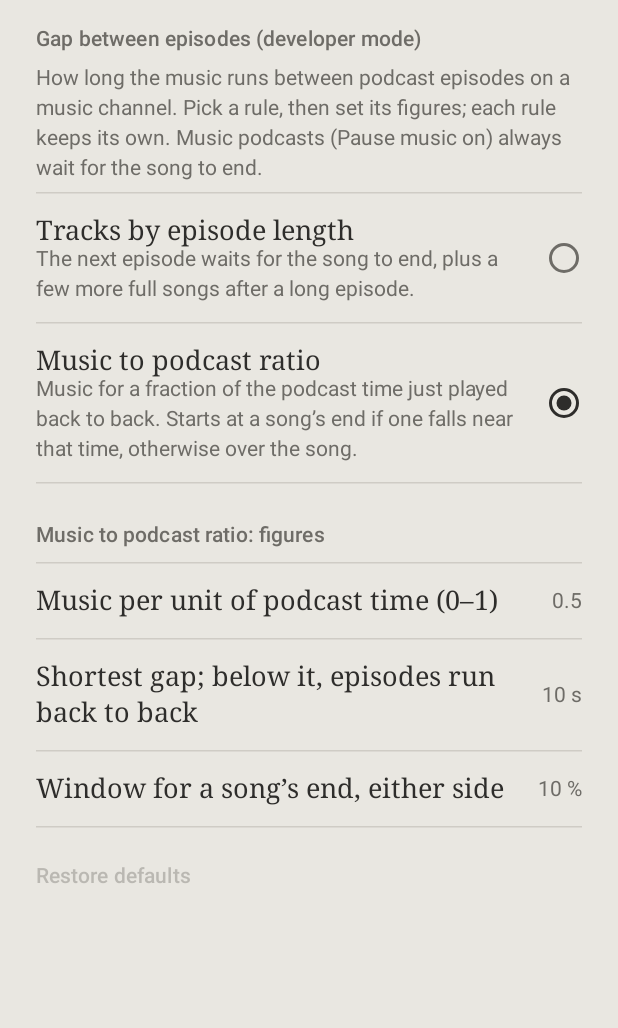
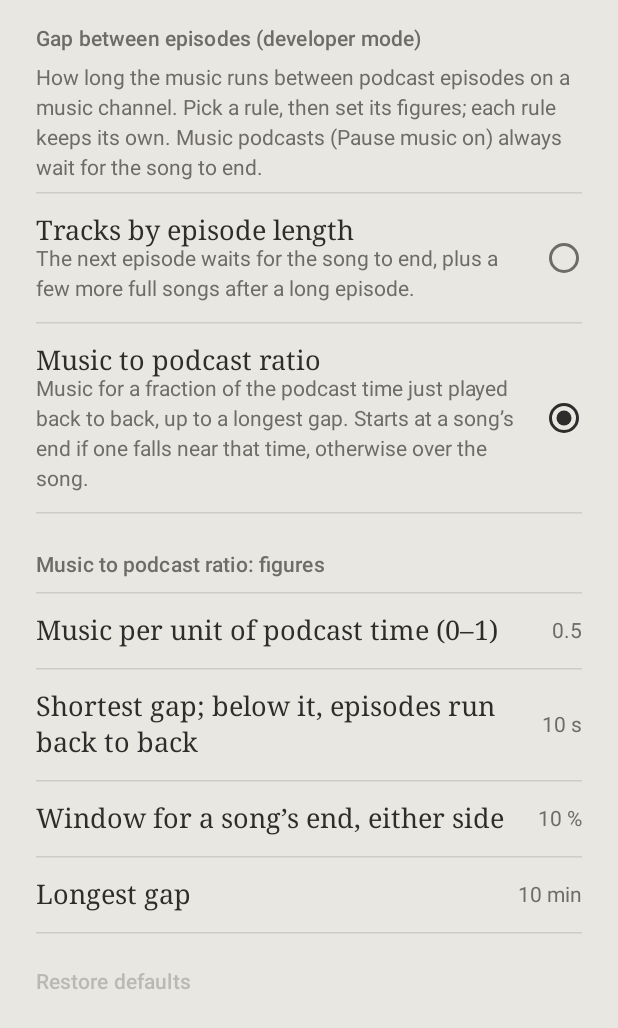
Before and after one commit to drj-chantschool/VibeRadio, an Android app built with Jetpack Compose: the @Preview function PodcastSettingsPreview, on a phone screen of 412 x 824 dp. Shown: the top 1028 px of the screen. Run offline under Robolectric (Android 15) with nearby library versions, the phone set to English and light mode, and no system bars.

Commit message:
Cap the music-to-podcast ratio gap at a max, default 10 min (#2)
Co-Authored-By: Claude Opus 5.5 <noreply@anthropic.com>
Claude-Session: https://claude.ai/code/session_01Advhwu3mezyQxFiTg9ZSbU

```diff
--- a/app/src/main/java/app/viberadio/ui/SettingsScreen.kt
+++ b/app/src/main/java/app/viberadio/ui/SettingsScreen.kt
@@ -694,6 +694,7 @@ internal object GapStrings {
         PodcastGapRule.MusicRatio.RATIO -> R.string.gap_param_ratio
         PodcastGapRule.MusicRatio.FLOOR_SECONDS -> R.string.gap_param_floor_seconds
         PodcastGapRule.MusicRatio.TOLERANCE_PERCENT -> R.string.gap_param_tolerance_percent
+        PodcastGapRule.MusicRatio.MAX_MINUTES -> R.string.gap_param_max_minutes
         else -> throw IllegalArgumentException(key)
     }
 
--- a/app/src/main/res/values/strings.xml
+++ b/app/src/main/res/values/strings.xml
@@ -127,7 +127,7 @@
     <string name="gap_rule_tracks_by_length">Tracks by episode length</string>
     <string name="gap_rule_tracks_by_length_about">The next episode waits for the song to end, plus a few more full songs after a long episode.</string>
     <string name="gap_rule_music_ratio">Music to podcast ratio</string>
-    <string name="gap_rule_music_ratio_about">Music for a fraction of the podcast time just played back to back. Starts at a song’s end if one falls near that time, otherwise over the song.</string>
+    <string name="gap_rule_music_ratio_about">Music for a fraction of the podcast time just played back to back, up to a longest gap. Starts at a song’s end if one falls near that time, otherwise over the song.</string>
     <string name="gap_param_long_minutes">Long episode, over</string>
     <string name="gap_param_long_tracks">Extra songs after a long one</string>
     <string name="gap_param_very_long_minutes">Very long episode, over</string>
@@ -135,6 +135,7 @@
     <string name="gap_param_ratio">Music per unit of podcast time (0–1)</string>
     <string name="gap_param_floor_seconds">Shortest gap; below it, episodes run back to back</string>
     <string name="gap_param_tolerance_percent">Window for a song’s end, either side</string>
+    <string name="gap_param_max_minutes">Longest gap</string>
     <string name="settings_debug">Debug</string>
     <string name="settings_debug_summary">Diagnostics export</string>
     <string name="settings_debug_hint">Exports the app’s data (thumbs log, play history, feature vectors, channel placement, library, levels and settings) as CSV and JSON files, one dated folder per export. Song titles and artists are included.</string>
```
Also changed, not shown: app/src/main/java/app/viberadio/playback/PodcastGapRule.kt (+13 -4 lines), 3 other files.
